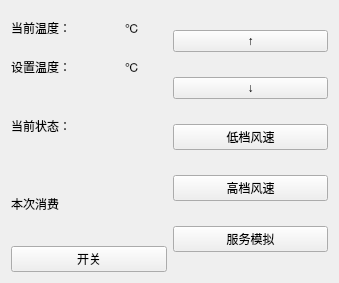
Old version of the form mainwindow.ui in the repository Joxon/aircond-client.
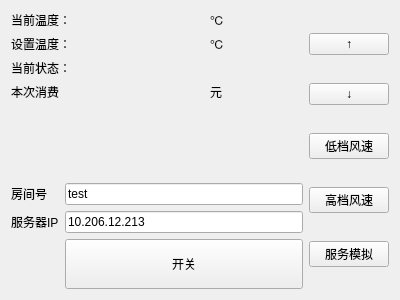
New version of the form.

What changed in the file:
```diff
--- a/mainwindow.ui
+++ b/mainwindow.ui
@@ -6,14 +6,20 @@
    <rect>
     <x>0</x>
     <y>0</y>
-    <width>339</width>
-    <height>283</height>
+    <width>400</width>
+    <height>300</height>
    </rect>
   </property>
   <property name="minimumSize">
    <size>
-    <width>0</width>
-    <height>0</height>
+    <width>400</width>
+    <height>300</height>
+   </size>
+  </property>
+  <property name="maximumSize">
+   <size>
+    <width>400</width>
+    <height>300</height>
    </size>
   </property>
   <property name="windowTitle">
@@ -25,6 +31,20 @@
      <layout class="QVBoxLayout" name="verticalLayout_2">
       <item>
        <layout class="QGridLayout" name="gridLayout">
+        <item row="2" column="1">
+         <widget class="QLabel" name="state_label">
+          <property name="text">
+           <string/>
+          </property>
+         </widget>
+        </item>
+        <item row="2" column="0">
+         <widget class="QLabel" name="label_1">
+          <property name="text">
+           <string>当前状态：</string>
+          </property>
+         </widget>
+        </item>
         <item row="0" column="0">
          <widget class="QLabel" name="label">
           <property name="text">
@@ -67,50 +87,93 @@
           </property>
          </widget>
         </item>
-       </layout>
-      </item>
-      <item>
-       <layout class="QHBoxLayout" name="horizontalLayout_2">
-        <item>
-         <widget class="QLabel" name="label_1">
-          <property name="text">
-           <string>当前状态：</string>
-          </property>
-         </widget>
-        </item>
-        <item>
-         <widget class="QLabel" name="state_label">
+        <item row="1" column="1">
+         <widget class="QLabel" name="set_temperature_label">
           <property name="text">
            <string/>
           </property>
          </widget>
         </item>
-       </layout>
-      </item>
-      <item>
-       <layout class="QHBoxLayout" name="horizontalLayout">
-        <item>
+        <item row="3" column="0">
          <widget class="QLabel" name="label_5">
           <property name="text">
            <string>本次消费</string>
           </property>
          </widget>
         </item>
-        <item>
+        <item row="3" column="1">
          <widget class="QLabel" name="cost_label">
           <property name="text">
            <string/>
           </property>
          </widget>
         </item>
+        <item row="3" column="2">
+         <widget class="QLabel" name="label_8">
+          <property name="text">
+           <string>元</string>
+          </property>
+         </widget>
+        </item>
        </layout>
       </item>
       <item>
-       <widget class="QPushButton" name="power_pushButton">
-        <property name="text">
-         <string>开关</string>
+       <spacer name="verticalSpacer">
+        <property name="orientation">
+         <enum>Qt::Vertical</enum>
         </property>
-       </widget>
+        <property name="sizeHint" stdset="0">
+         <size>
+          <width>20</width>
+          <height>40</height>
+         </size>
+        </property>
+       </spacer>
+      </item>
+      <item>
+       <layout class="QFormLayout" name="formLayout">
+        <item row="0" column="0">
+         <widget class="QLabel" name="label_6">
+          <property name="text">
+           <string>房间号</string>
+          </property>
+         </widget>
+        </item>
+        <item row="1" column="0">
+         <widget class="QLabel" name="label_7">
+          <property name="text">
+           <string>服务器IP</string>
+          </property>
+         </widget>
+        </item>
+        <item row="2" column="1">
+         <widget class="QPushButton" name="power_pushButton">
+          <property name="minimumSize">
+           <size>
+            <width>0</width>
+            <height>50</height>
+           </size>
+          </property>
+          <property name="text">
+           <string>开关</string>
+          </property>
+         </widget>
+        </item>
+        <item row="0" column="1">
+         <widget class="QLineEdit" name="lineEditRoomID">
+          <property name="text">
+           <string>test</string>
+          </property>
+         </widget>
+        </item>
+        <item row="1" column="1">
+         <widget class="QLineEdit" name="lineEditServerIP">
+          <property name="text">
+           <string>10.206.12.213</string>
+          </property>
+         </widget>
+        </item>
+       </layout>
       </item>
      </layout>
     </item>
```
Left out of the diff: 17 changed lines with no effect on the pictures.
